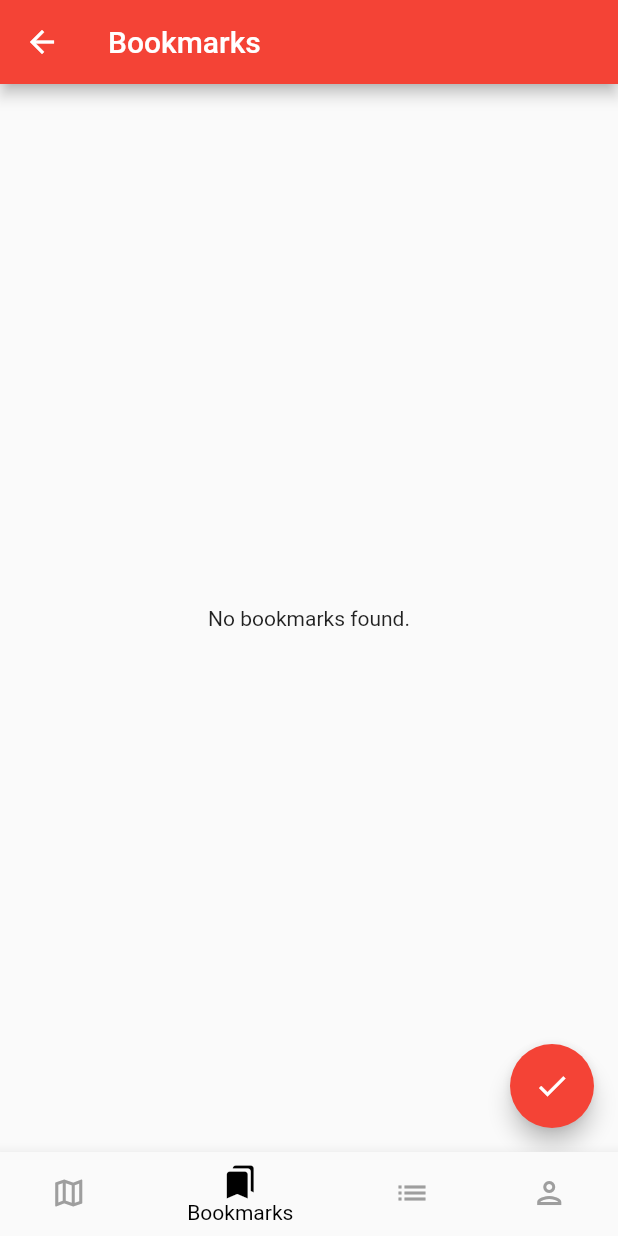
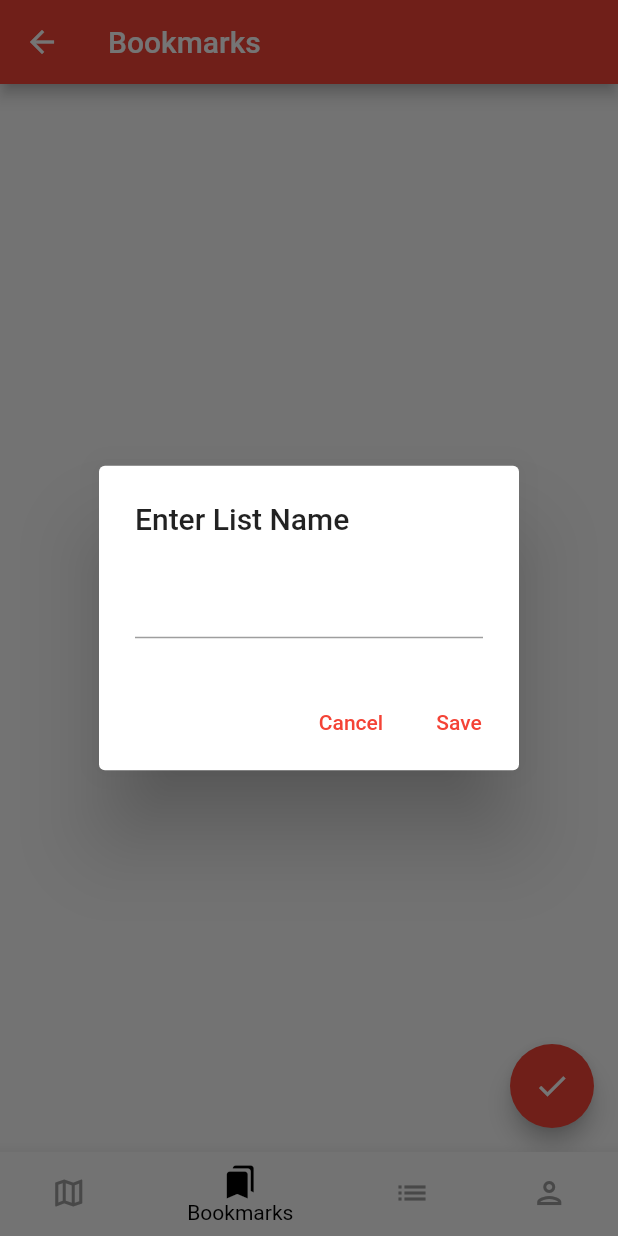
Before and after one commit to nolan-net/Random_Itinerary, a Flutter app: the MyHomePage screen opened by its route, item 2 of the bottom bar chosen, after a tap on the "check" icon, on a phone screen of 412 x 824 dp. Run offline on Flutter 3.47's test engine with Material 2 defaults, Android fonts, the light colour scheme and no system bars; our stand-ins replace cloud_firestore, firebase_core, google_maps_flutter, shared_preferences; missing offline and left inert: flutter_google_places_hoc081098, google_api_headers, google_maps_webservice; accounts and stored records are empty.

Commit message:
Bookmarks + List creation

```diff
--- a/random_iternerary/lib/bookmarks.dart
+++ b/random_iternerary/lib/bookmarks.dart
@@ -1,5 +1,8 @@
 import 'package:flutter/material.dart';
 import 'package:cloud_firestore/cloud_firestore.dart';
+import 'list.dart';
+import 'dart:convert';
+import 'storage.dart';
 
 class BookmarksPage extends StatefulWidget {
   final String email;
@@ -12,6 +15,54 @@ class BookmarksPage extends StatefulWidget {
 
 class _BookmarksPageState extends State<BookmarksPage> {
   List<String> selectedTitles = [];
+  final storage = UserStorage();
+
+  Future<void> storeSelectedTitles(String listName) async {
+    try {
+      String jsonString = jsonEncode(selectedTitles);
+      print(jsonString);
+      // Create a reference to the Firebase Storage location
+      storage.writeUserList(widget.email, listName, jsonString);
+      // Upload the JSON string to Firebase Storage
+      print('Selected titles stored in Firebase Storage.');
+    } catch (error) {
+      print('Error storing selected titles: $error');
+    }
+  }
+
+  Future<void> showNameInputDialog() async {
+    TextEditingController nameController = TextEditingController();
+
+    return showDialog<void>(
+      context: context,
+      builder: (BuildContext context) {
+        return AlertDialog(
+          title: const Text('Enter List Name'),
+          content: TextFormField(
+            controller: nameController,
+          ),
+          actions: <Widget>[
+            TextButton(
+              child: const Text('Cancel'),
+              onPressed: () {
+                Navigator.of(context).pop();
+              },
+            ),
+            TextButton(
+              child: const Text('Save'),
+              onPressed: () {
+                String listName = nameController.text.trim();
+                if (listName.isNotEmpty) {
+                  storeSelectedTitles(listName);
+                  Navigator.of(context).pop();
+                }
+              },
+            ),
+          ],
+        );
+      },
+    );
+  }
 
   @override
   Widget build(BuildContext context) {
@@ -84,8 +135,7 @@ class _BookmarksPageState extends State<BookmarksPage> {
       ),
       floatingActionButton: FloatingActionButton(
         onPressed: () {
-          // Print selected titles
-          print(selectedTitles);
+          showNameInputDialog();
         },
         child: Icon(Icons.check),
       ),
--- a/random_iternerary/lib/main.dart
+++ b/random_iternerary/lib/main.dart
@@ -39,7 +39,7 @@ class MyApp extends StatelessWidget {
         '/create': (context) => const createAccount(),
         '/map': (context) => const MapPage(email: '{widget.email}'),
         '/bookmarks': (context) => const BookmarksPage(email:'widget.email'),
-        '/list': (context) => const ListPage(),
+        '/list': (context) => const ListPage(email: '{widget.email}'),
         '/profile': (context) => const ProfilePage(email: '{widget.email}'),
       },
     );
@@ -63,7 +63,7 @@ class _MyHomePageState extends State<MyHomePage> {
     final List<Widget> tabs = [
     MapPage(email:widget.email),
     BookmarksPage(email:widget.email),
-    const ListPage(),
+    ListPage(email:widget.email),
     ProfilePage(email: widget.email),
     ];
 
```
Also changed, not shown: random_iternerary/lib/list.dart (+72 -6 lines), random_iternerary/lib/storage.dart (+26 -0 lines).
